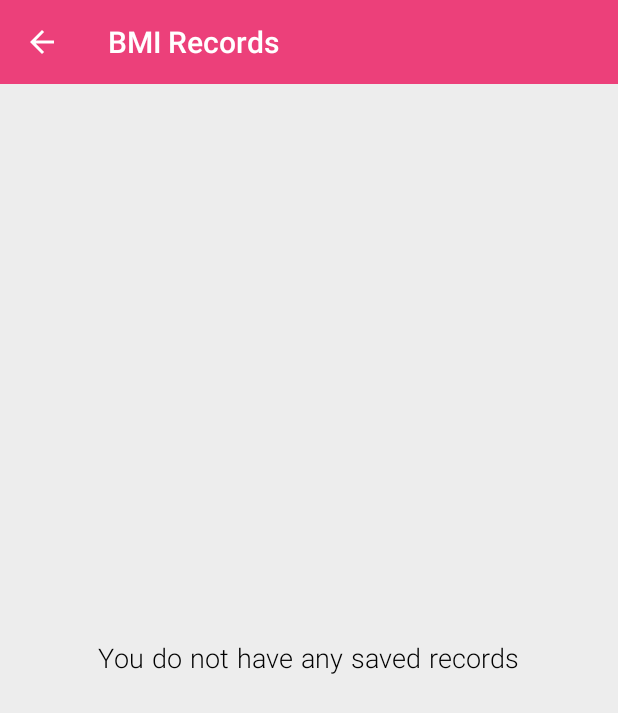
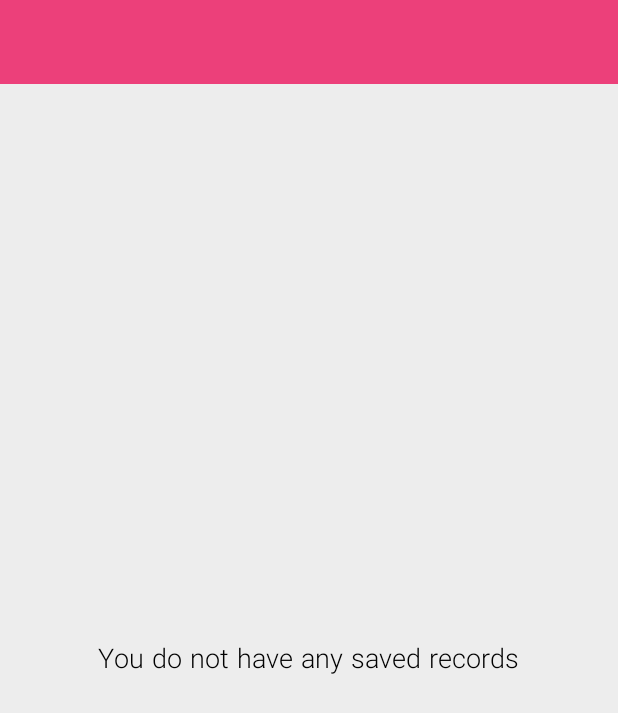
Before and after one commit to aliayn/HealthCare, an Android app: the BMISavedFragment screen opened through its navigation route, on a phone screen of 412 x 824 dp. Shown: the top 713 px of the screen. Run offline under Robolectric (Android 15) with nearby library versions, the phone set to English and light mode, and no system bars; our stand-ins replace Dagger/Hilt's generated code, navigation-ui; libraries missing offline, so code that uses them is left out: androidx.hilt.lifecycle, com.github.mikephil.charting, org.jetbrains.anko; plain views replace BarChart; 4 statements that could not run were skipped.

Commit message:
solve problem to sync toolbar with navigation component

```diff
--- a/app/src/main/java/com/ali/ayn/healthcare/base/BaseFragment.kt
+++ b/app/src/main/java/com/ali/ayn/healthcare/base/BaseFragment.kt
@@ -9,6 +9,10 @@ import com.ali.ayn.healthcare.helper.MainActivityDelegate
 open class BaseFragment(@LayoutRes contentLayoutId: Int) : Fragment(contentLayoutId) {
 
     private var delegate: MainActivityDelegate? = null
+    set(value) {
+        field = value
+        enableNavDrawer(false)
+    }
 
     override fun onAttach(context: Context) {
         super.onAttach(context)
--- a/app/src/main/java/com/ali/ayn/healthcare/helper/Activity.kt
+++ b/app/src/main/java/com/ali/ayn/healthcare/helper/Activity.kt
@@ -2,28 +2,34 @@ package com.ali.ayn.healthcare.helper
 
 import androidx.appcompat.app.AppCompatActivity
 import androidx.appcompat.widget.Toolbar
+import androidx.drawerlayout.widget.DrawerLayout
+import androidx.navigation.findNavController
 import androidx.navigation.fragment.NavHostFragment
 import androidx.navigation.ui.AppBarConfiguration
+import androidx.navigation.ui.setupActionBarWithNavController
 import androidx.navigation.ui.setupWithNavController
 import com.ali.ayn.healthcare.R
 import com.google.android.material.navigation.NavigationView
 
-fun AppCompatActivity.setNavControllerForNavigation() {
+fun AppCompatActivity.setupNavigation() {
     val navHostFragment =
         supportFragmentManager.findFragmentById(R.id.nav_host_fragment) as NavHostFragment
     val navController = navHostFragment.navController
     findViewById<NavigationView>(R.id.nav_view).setupWithNavController(navController)
+    setNavigationFont()
 }
 
-fun AppCompatActivity.setNavControllerForToolbar() {
+fun AppCompatActivity.setupToolbar() {
+    val toolbar = findViewById<Toolbar>(R.id.toolbar_main)
+    val drawerLayout = findViewById<DrawerLayout>(R.id.drawer_layout)
+    setSupportActionBar(toolbar)
+    supportActionBar?.setDisplayShowTitleEnabled(false)
     val navHostFragment =
         supportFragmentManager.findFragmentById(R.id.nav_host_fragment) as NavHostFragment
     val navController = navHostFragment.navController
-    val appBarConfiguration = AppBarConfiguration(navController.graph)
-    findViewById<Toolbar>(R.id.toolbar_main)
-        .setupWithNavController(navController, appBarConfiguration)
+    toolbar.setupWithNavController(navController, drawerLayout)
 }
 
-fun AppCompatActivity.setNavigationFont() {
+private fun AppCompatActivity.setNavigationFont() {
     findViewById<NavigationView>(R.id.nav_view).setFont(this)
 }
--- a/app/src/main/java/com/ali/ayn/healthcare/ui/activity/MainActivity.kt
+++ b/app/src/main/java/com/ali/ayn/healthcare/ui/activity/MainActivity.kt
@@ -5,12 +5,10 @@ import androidx.appcompat.app.ActionBarDrawerToggle
 import androidx.appcompat.app.AppCompatActivity
 import androidx.appcompat.widget.Toolbar
 import androidx.drawerlayout.widget.DrawerLayout
-import androidx.navigation.findNavController
 import com.ali.ayn.healthcare.R
 import com.ali.ayn.healthcare.helper.MainActivityDelegate
-import com.ali.ayn.healthcare.helper.setNavControllerForNavigation
-import com.ali.ayn.healthcare.helper.setNavControllerForToolbar
-import com.ali.ayn.healthcare.helper.setNavigationFont
+import com.ali.ayn.healthcare.helper.setupNavigation
+import com.ali.ayn.healthcare.helper.setupToolbar
 import dagger.hilt.android.AndroidEntryPoint
 import kotlinx.android.synthetic.main.activity_main.*
 
@@ -22,11 +20,9 @@ class MainActivity : AppCompatActivity(), MainActivityDelegate {
     override fun onCreate(savedInstanceState: Bundle?) {
         super.onCreate(savedInstanceState)
         setContentView(R.layout.activity_main)
-        setNavigationFont()
-        setNavControllerForNavigation()
-        setNavControllerForToolbar()
+        setupNavigation()
+        setupToolbar()
         setupNavDrawer(toolbar_main)
-        enableNavDrawer(true)
     }
 
     override fun setupNavDrawer(toolbar: Toolbar) {
--- a/app/src/main/java/com/ali/ayn/healthcare/ui/fragment/BMICalculatorFragment.kt
+++ b/app/src/main/java/com/ali/ayn/healthcare/ui/fragment/BMICalculatorFragment.kt
@@ -23,7 +23,6 @@ class BMICalculatorFragment : BaseFragment(R.layout.bmi_calculator_fragment) {
 
     override fun onViewCreated(view: View, savedInstanceState: Bundle?) {
         super.onViewCreated(view, savedInstanceState)
-        initToolbar(toolbar, resources.getString(R.string.txt_main_bmi_cal), true)
         initViews()
         calculateBMI()
     }
--- a/app/src/main/java/com/ali/ayn/healthcare/ui/fragment/BMIResultFragment.kt
+++ b/app/src/main/java/com/ali/ayn/healthcare/ui/fragment/BMIResultFragment.kt
@@ -25,8 +25,6 @@ class BMIResultFragment : BaseFragment(R.layout.bmi_result_fragment) {
     override fun onViewCreated(view: View, savedInstanceState: Bundle?) {
         super.onViewCreated(view, savedInstanceState)
         val context = context ?: return
-
-        initToolbar(toolbar, resources.getString(R.string.txt_main_bmi_result), true)
 
         val bmi = arguments?.getDouble(BMI) ?: return
         val isSaved = arguments?.getBoolean(IS_SAVED) ?: return
--- a/app/src/main/java/com/ali/ayn/healthcare/ui/fragment/BMISavedFragment.kt
+++ b/app/src/main/java/com/ali/ayn/healthcare/ui/fragment/BMISavedFragment.kt
@@ -31,7 +31,6 @@ class BMISavedFragment : BaseFragment(R.layout.activity_bmi_saved) {
     override fun onViewCreated(view: View, savedInstanceState: Bundle?) {
         super.onViewCreated(view, savedInstanceState)
         val context = context ?: return
-        initToolbar(toolbar, resources.getString(R.string.bmi_saved_navigation), true)
 
         val bmiSavedAdapter = BmiSavedAdapter {
             val bundle =
--- a/app/src/main/java/com/ali/ayn/healthcare/ui/fragment/HeightCalculatorFragment.kt
+++ b/app/src/main/java/com/ali/ayn/healthcare/ui/fragment/HeightCalculatorFragment.kt
@@ -25,8 +25,6 @@ class HeightCalculatorFragment : BaseFragment(R.layout.height_calculator_fragmen
     override fun onViewCreated(view: View, savedInstanceState: Bundle?) {
         super.onViewCreated(view, savedInstanceState)
 
-        initToolbar(toolbar, resources.getString(R.string.txt_main_height_cal), true)
-
         btn_height_result.onClick { calculateHeight() }
     }
 
--- a/app/src/main/java/com/ali/ayn/healthcare/ui/fragment/HeightResultFragment.kt
+++ b/app/src/main/java/com/ali/ayn/healthcare/ui/fragment/HeightResultFragment.kt
@@ -25,8 +25,6 @@ class HeightResultFragment : BaseFragment(R.layout.height_result_fragment) {
         super.onViewCreated(view, savedInstanceState)
         val context = context ?: return
 
-        initToolbar(toolbar, resources.getString(R.string.txt_main_height_result), true)
-
         val height = arguments?.getLong(HEIGHT)
         val isBoy = arguments?.getBoolean(IS_BOY)
 
--- a/app/src/main/res/layout/activity_bmi_saved.xml
+++ b/app/src/main/res/layout/activity_bmi_saved.xml
@@ -4,8 +4,6 @@
     xmlns:tools="http://schemas.android.com/tools"
     android:layout_width="match_parent"
     android:layout_height="match_parent">
-
-    <include layout="@layout/toolbar" />
 
     <androidx.coordinatorlayout.widget.CoordinatorLayout
         android:layout_width="match_parent"
--- a/app/src/main/res/layout/activity_main.xml
+++ b/app/src/main/res/layout/activity_main.xml
@@ -6,19 +6,25 @@
     android:layout_height="match_parent"
     android:background="@color/bmi_background">
 
-    <androidx.appcompat.widget.Toolbar
-        android:id="@+id/toolbar_main"
-        android:layout_width="match_parent"
-        android:background="@color/colorPrimary"
-        android:theme="@style/ToolbarThemeWhite"
-        android:layout_height="?attr/actionBarSize"/>
-
     <androidx.drawerlayout.widget.DrawerLayout
         android:id="@+id/drawer_layout"
         android:layout_width="match_parent"
         android:layout_height="match_parent"
         android:layoutDirection="ltr"
         tools:openDrawer="start">
+
+        <RelativeLayout
+            android:layout_width="match_parent"
+            android:layout_height="wrap_content">
+
+            <androidx.appcompat.widget.Toolbar
+                android:id="@+id/toolbar_main"
+                android:layout_width="match_parent"
+                android:background="@color/colorPrimary"
+                android:theme="@style/ToolbarThemeWhite"
+                android:layout_height="?attr/actionBarSize"/>
+
+        </RelativeLayout>
 
         <androidx.fragment.app.FragmentContainerView
             android:id="@+id/nav_host_fragment"
--- a/app/src/main/res/layout/bmi_calculator_fragment.xml
+++ b/app/src/main/res/layout/bmi_calculator_fragment.xml
@@ -3,8 +3,6 @@
     xmlns:app="http://schemas.android.com/apk/res-auto"
     android:layout_width="match_parent"
     android:layout_height="match_parent">
-
-    <include layout="@layout/toolbar"/>
 
     <RelativeLayout
         android:layout_width="match_parent"
--- a/app/src/main/res/layout/bmi_result_fragment.xml
+++ b/app/src/main/res/layout/bmi_result_fragment.xml
@@ -4,8 +4,6 @@
     xmlns:tools="http://schemas.android.com/tools"
     android:layout_width="match_parent"
     android:layout_height="match_parent">
-
-    <include layout="@layout/toolbar"/>
 
     <RelativeLayout
         android:layout_width="match_parent"
--- a/app/src/main/res/layout/height_calculator_fragment.xml
+++ b/app/src/main/res/layout/height_calculator_fragment.xml
@@ -6,8 +6,6 @@
     xmlns:tools="http://schemas.android.com/tools"
     android:animateLayoutChanges="true"
     tools:context=".ui.fragment.HeightCalculatorFragment">
-
-    <include layout="@layout/toolbar"/>
 
     <androidx.coordinatorlayout.widget.CoordinatorLayout
         android:layout_width="match_parent"
--- a/app/src/main/res/layout/height_result_fragment.xml
+++ b/app/src/main/res/layout/height_result_fragment.xml
@@ -4,8 +4,6 @@
     xmlns:tools="http://schemas.android.com/tools"
     android:layout_width="match_parent"
     android:layout_height="match_parent">
-
-    <include layout="@layout/toolbar"/>
 
     <RelativeLayout
         android:layout_width="match_parent"
```
